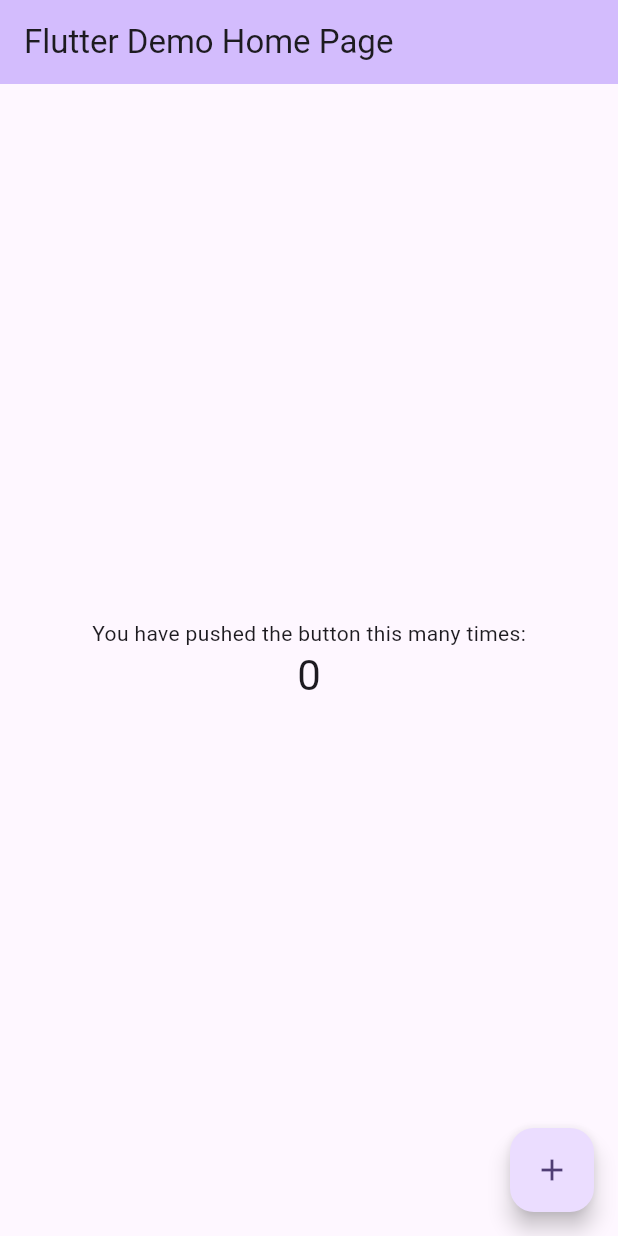
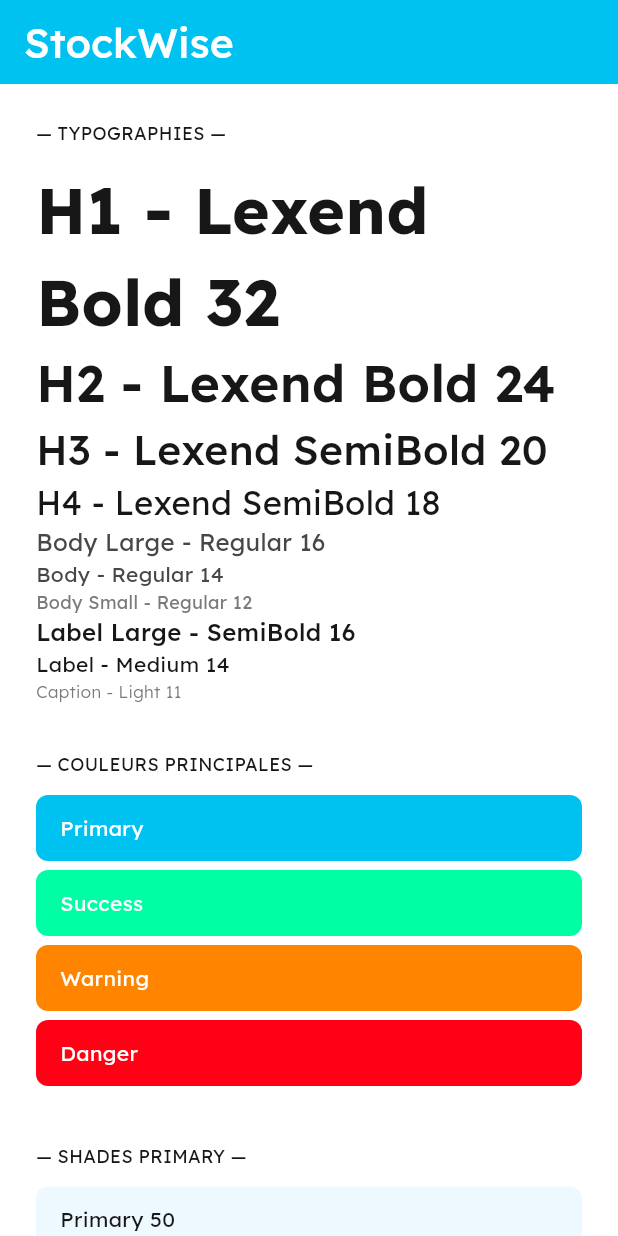
Before and after one commit to Fanilo-rgb/stock-wise, a Flutter app: the screen it shows after launch, on a phone screen of 412 x 824 dp. Run offline on Flutter 3.47's test engine with Material 3 defaults, Android fonts, the phone set to English and light mode, and no system bars.

Commit message:
Add Lexend font family and theme customization
- Added multiple font files for the Lexend font family including Thin, ExtraLight, Light, Regular, Medium, SemiBold, Bold, and ExtraBold.
- Created AppColors class to define color palette for the application.
- Implemented AppTextStyles class for consistent text styling across the app.
- Developed AppTheme class to manage light theme settings.
- Updated main.dart to utilize the new theme and styles.
- Configured pubspec.yaml to include font assets and dependencies for Hive and Iconsax.

```diff
--- /dev/null
+++ b/stock_wise_application/lib/core/theme/app_colors.dart
@@ -0,0 +1,97 @@
+import 'package:flutter/material.dart';
+
+class AppColors {
+  // ━━━━━━━━━━━━━━━━━━━━━━━━━━━━━━━━━━━━━━━━━━━
+  // PRIMARY
+  // ━━━━━━━━━━━━━━━━━━━━━━━━━━━━━━━━━━━━━━━━━━━
+  static const Color primary50 = Color(0xFFEDF8FF);
+  static const Color primary100 = Color(0xFFE0F4FF);
+  static const Color primary200 = Color(0xFFB7E7FF);
+  static const Color primary300 = Color(0xFF8DDCFF);
+  static const Color primary400 = Color(0xFF3BD0FF);
+  static const Color primary500 = Color(0xFF00C2F1); // ← couleur principale
+  static const Color primary600 = Color(0xFF0097BD);
+  static const Color primary700 = Color(0xFF00718E);
+  static const Color primary800 = Color(0xFF004B5F);
+  static const Color primary900 = Color(0xFF002A36);
+  static const Color primary950 = Color(0xFF001821);
+
+  static const Color primary = primary500;
+
+  // ━━━━━━━━━━━━━━━━━━━━━━━━━━━━━━━━━━━━━━━━━━━
+  // SUCCESS
+  // ━━━━━━━━━━━━━━━━━━━━━━━━━━━━━━━━━━━━━━━━━━━
+  static const Color success50 = Color(0xFFF4FFF8);
+  static const Color success100 = Color(0xFFE7FFF1);
+  static const Color success200 = Color(0xFFCDFFE2);
+  static const Color success300 = Color(0xFF9DFFCA);
+  static const Color success400 = Color(0xFF71FFB8);
+  static const Color success500 = Color(0xFF00FFA5); // ← couleur principale
+  static const Color success600 = Color(0xFF00C77F);
+  static const Color success700 = Color(0xFF00915C);
+  static const Color success800 = Color(0xFF00623C);
+  static const Color success900 = Color(0xFF00341E);
+  static const Color success950 = Color(0xFF001F10);
+
+  static const Color success = success500;
+
+  // ━━━━━━━━━━━━━━━━━━━━━━━━━━━━━━━━━━━━━━━━━━━
+  // WARNING
+  // ━━━━━━━━━━━━━━━━━━━━━━━━━━━━━━━━━━━━━━━━━━━
+  static const Color warning50 = Color(0xFFFFF4F1);
+  static const Color warning100 = Color(0xFFFFE9E2);
+  static const Color warning200 = Color(0xFFFFD0BF);
+  static const Color warning300 = Color(0xFFFFB99C);
+  static const Color warning400 = Color(0xFFFF9E6A);
+  static const Color warning500 = Color(0xFFFF8400); // ← couleur principale
+  static const Color warning600 = Color(0xFFC96700);
+  static const Color warning700 = Color(0xFF984C00);
+  static const Color warning800 = Color(0xFF673100);
+  static const Color warning900 = Color(0xFF3C1A00);
+  static const Color warning950 = Color(0xFF270F00);
+
+  static const Color warning = warning500;
+
+  // ━━━━━━━━━━━━━━━━━━━━━━━━━━━━━━━━━━━━━━━━━━━
+  // DANGER
+  // ━━━━━━━━━━━━━━━━━━━━━━━━━━━━━━━━━━━━━━━━━━━
+  static const Color danger50 = Color(0xFFFFECED);
+  static const Color danger100 = Color(0xFFFFDDDE);
+  static const Color danger200 = Color(0xFFFFB7B7);
+  static const Color danger300 = Color(0xFFFF9192);
+  static const Color danger400 = Color(0xFFFF6568);
+  static const Color danger500 = Color(0xFFFF0015); // ← couleur principale
+  static const Color danger600 = Color(0xFFCE000F);
+  static const Color danger700 = Color(0xFF9C0008);
+  static const Color danger800 = Color(0xFF6D0004);
+  static const Color danger900 = Color(0xFF450001);
+  static const Color danger950 = Color(0xFF2D0001);
+
+  static const Color danger = danger500;
+
+  // ━━━━━━━━━━━━━━━━━━━━━━━━━━━━━━━━━━━━━━━━━━━
+  // GREY
+  // ━━━━━━━━━━━━━━━━━━━━━━━━━━━━━━━━━━━━━━━━━━━
+  static const Color grey50 = Color(0xFFF2F2F2);
+  static const Color grey100 = Color(0xFFE3E3E3);
+  static const Color grey200 = Color(0xFFC9C9C9);
+  static const Color grey300 = Color(0xFFADADAD);
+  static const Color grey400 = Color(0xFF949494);
+  static const Color grey500 = Color(0xFF7A7A7A);
+  static const Color grey600 = Color(0xFF616161);
+  static const Color grey700 = Color(0xFF474747);
+  static const Color grey800 = Color(0xFF303030);
+  static const Color grey900 = Color(0xFF171717);
+  static const Color grey950 = Color(0xFF0D0D0D);
+
+  // ━━━━━━━━━━━━━━━━━━━━━━━━━━━━━━━━━━━━━━━━━━━
+  // RACCOURCIS SÉMANTIQUES
+  // ━━━━━━━━━━━━━━━━━━━━━━━━━━━━━━━━━━━━━━━━━━━
+  static const Color white = Color(0xFFFFFFFF);
+  static const Color black = Color(0xFF000000);
+  static const Color background = white;
+  static const Color textDark = grey900;
+  static const Color textBody = grey700;
+  static const Color textMuted = grey500;
+  static const Color border = grey200;
+}
--- /dev/null
+++ b/stock_wise_application/lib/core/theme/app_text_styles.dart
@@ -0,0 +1,100 @@
+import 'package:flutter/material.dart';
+import 'package:stock_wise_application/core/theme/app_colors.dart';
+
+class AppTextStyles {
+  // ━━━━━━━━━━━━━━━━━━━━━━━━━━━━━━━━━━━━━━━━━━━
+  // HEADINGS
+  // ━━━━━━━━━━━━━━━━━━━━━━━━━━━━━━━━━━━━━━━━━━━
+  static const TextStyle h1 = TextStyle(
+    fontFamily: 'Lexend',
+    fontSize: 42.8,
+    fontWeight: FontWeight.w700,
+    color: AppColors.textDark,
+  );
+
+  static const TextStyle h2 = TextStyle(
+    fontFamily: 'Lexend',
+    fontSize: 34.2,
+    fontWeight: FontWeight.w600,
+    color: AppColors.textDark,
+  );
+
+  static const TextStyle h3 = TextStyle(
+    fontFamily: 'Lexend',
+    fontSize: 27.3,
+    fontWeight: FontWeight.w500,
+    color: AppColors.textDark,
+  );
+
+  static const TextStyle h4 = TextStyle(
+    fontFamily: 'Lexend',
+    fontSize: 21.9,
+    fontWeight: FontWeight.w400,
+    color: AppColors.textDark,
+  );
+
+  static const TextStyle h5 = TextStyle(
+    fontFamily: 'Lexend',
+    fontSize: 17.5,
+    fontWeight: FontWeight.w400,
+    color: AppColors.textDark,
+  );
+
+  // ━━━━━━━━━━━━━━━━━━━━━━━━━━━━━━━━━━━━━━━━━━━
+  // BODY
+  // ━━━━━━━━━━━━━━━━━━━━━━━━━━━━━━━━━━━━━━━━━━━
+  static const TextStyle bodyLarge = TextStyle(
+    fontFamily: 'Lexend',
+    fontSize: 16,
+    fontWeight: FontWeight.w400,
+    color: AppColors.textBody,
+  );
+
+  static const TextStyle body = TextStyle(
+    fontFamily: 'Lexend',
+    fontSize: 14,
+    fontWeight: FontWeight.w400,
+    color: AppColors.textBody,
+  );
+
+  static const TextStyle bodySmall = TextStyle(
+    fontFamily: 'Lexend',
+    fontSize: 12,
+    fontWeight: FontWeight.w400,
+    color: AppColors.textMuted,
+  );
+
+  // ━━━━━━━━━━━━━━━━━━━━━━━━━━━━━━━━━━━━━━━━━━━
+  // LABEL / BOUTONS
+  // ━━━━━━━━━━━━━━━━━━━━━━━━━━━━━━━━━━━━━━━━━━━
+  static const TextStyle labelLarge = TextStyle(
+    fontFamily: 'Lexend',
+    fontSize: 16,
+    fontWeight: FontWeight.w500,
+    color: AppColors.textDark,
+  );
+
+  static const TextStyle label = TextStyle(
+    fontFamily: 'Lexend',
+    fontSize: 14,
+    fontWeight: FontWeight.w400,
+    color: AppColors.textDark,
+  );
+
+  static const TextStyle labelSmall = TextStyle(
+    fontFamily: 'Lexend',
+    fontSize: 12,
+    fontWeight: FontWeight.w400,
+    color: AppColors.textDark,
+  );
+
+  // ━━━━━━━━━━━━━━━━━━━━━━━━━━━━━━━━━━━━━━━━━━━
+  // CAPTION / HINT
+  // ━━━━━━━━━━━━━━━━━━━━━━━━━━━━━━━━━━━━━━━━━━━
+  static const TextStyle caption = TextStyle(
+    fontFamily: 'Lexend',
+    fontSize: 11.2,
+    fontWeight: FontWeight.w300,
+    color: AppColors.textMuted,
+  );
+}
--- /dev/null
+++ b/stock_wise_application/lib/core/theme/app_theme.dart
@@ -0,0 +1,26 @@
+import 'package:flutter/material.dart';
+import 'app_colors.dart';
+import 'app_text_styles.dart';
+
+class AppTheme {
+  static ThemeData get light => ThemeData(
+    primaryColor: AppColors.primary,
+    scaffoldBackgroundColor: AppColors.background,
+    colorScheme: const ColorScheme.light(
+      primary: AppColors.primary,
+      error: AppColors.danger,
+      surface: AppColors.white,
+    ),
+    textTheme: const TextTheme(
+      displayLarge: AppTextStyles.h1,
+      displayMedium: AppTextStyles.h2,
+      displaySmall: AppTextStyles.h3,
+      bodyLarge: AppTextStyles.bodyLarge,
+      bodyMedium: AppTextStyles.body,
+      bodySmall: AppTextStyles.bodySmall,
+      labelLarge: AppTextStyles.labelLarge,
+      labelMedium: AppTextStyles.label,
+      labelSmall: AppTextStyles.labelSmall,
+    ),
+  );
+}
--- a/stock_wise_application/lib/main.dart
+++ b/stock_wise_application/lib/main.dart
@@ -1,4 +1,7 @@
 import 'package:flutter/material.dart';
+import 'core/theme/app_theme.dart';
+import 'core/theme/app_colors.dart';
+import 'core/theme/app_text_styles.dart';
 
 void main() {
   runApp(const MyApp());
@@ -7,116 +10,136 @@ void main() {
 class MyApp extends StatelessWidget {
   const MyApp({super.key});
 
-  // This widget is the root of your application.
   @override
   Widget build(BuildContext context) {
     return MaterialApp(
-      title: 'Flutter Demo',
-      theme: ThemeData(
-        // This is the theme of your application.
-        //
-        // TRY THIS: Try running your application with "flutter run". You'll see
-        // the application has a purple toolbar. Then, without quitting the app,
-        // try changing the seedColor in the colorScheme below to Colors.green
-        // and then invoke "hot reload" (save your changes or press the "hot
-        // reload" button in a Flutter-supported IDE, or press "r" if you used
-        // the command line to start the app).
-        //
-        // Notice that the counter didn't reset back to zero; the application
-        // state is not lost during the reload. To reset the state, use hot
-        // restart instead.
-        //
-        // This works for code too, not just values: Most code changes can be
-        // tested with just a hot reload.
-        colorScheme: .fromSeed(seedColor: Colors.deepPurple),
-      ),
-      home: const MyHomePage(title: 'Flutter Demo Home Page'),
+      title: 'StockWise',
+      debugShowCheckedModeBanner: false,
+      theme: AppTheme.light,
+      home: const ThemeTestScreen(),
     );
   }
 }
 
-class MyHomePage extends StatefulWidget {
-  const MyHomePage({super.key, required this.title});
-
-  // This widget is the home page of your application. It is stateful, meaning
-  // that it has a State object (defined below) that contains fields that affect
-  // how it looks.
-
-  // This class is the configuration for the state. It holds the values (in this
-  // case the title) provided by the parent (in this case the App widget) and
-  // used by the build method of the State. Fields in a Widget subclass are
-  // always marked "final".
-
-  final String title;
-
-  @override
-  State<MyHomePage> createState() => _MyHomePageState();
-}
-
-class _MyHomePageState extends State<MyHomePage> {
-  int _counter = 0;
-
-  void _incrementCounter() {
-    setState(() {
-      // This call to setState tells the Flutter framework that something has
-      // changed in this State, which causes it to rerun the build method below
-      // so that the display can reflect the updated values. If we changed
-      // _counter without calling setState(), then the build method would not be
-      // called again, and so nothing would appear to happen.
-      _counter++;
-    });
-  }
+class ThemeTestScreen extends StatelessWidget {
+  const ThemeTestScreen({super.key});
 
   @override
   Widget build(BuildContext context) {
-    // This method is rerun every time setState is called, for instance as done
-    // by the _incrementCounter method above.
-    //
-    // The Flutter framework has been optimized to make rerunning build methods
-    // fast, so that you can just rebuild anything that needs updating rather
-    // than having to individually change instances of widgets.
     return Scaffold(
+      backgroundColor: AppColors.background,
       appBar: AppBar(
-        // TRY THIS: Try changing the color here to a specific color (to
-        // Colors.amber, perhaps?) and trigger a hot reload to see the AppBar
-        // change color while the other colors stay the same.
-        backgroundColor: Theme.of(context).colorScheme.inversePrimary,
-        // Here we take the value from the MyHomePage object that was created by
-        // the App.build method, and use it to set our appbar title.
-        title: Text(widget.title),
+        backgroundColor: AppColors.primary,
+        title: Text(
+          'StockWise',
+          style: AppTextStyles.h3.copyWith(color: AppColors.white),
+        ),
       ),
-      body: Center(
-        // Center is a layout widget. It takes a single child and positions it
-        // in the middle of the parent.
+      body: SingleChildScrollView(
+        padding: const EdgeInsets.all(24),
         child: Column(
-          // Column is also a layout widget. It takes a list of children and
-          // arranges them vertically. By default, it sizes itself to fit its
-          // children horizontally, and tries to be as tall as its parent.
-          //
-          // Column has various properties to control how it sizes itself and
-          // how it positions its children. Here we use mainAxisAlignment to
-          // center the children vertically; the main axis here is the vertical
-          // axis because Columns are vertical (the cross axis would be
-          // horizontal).
-          //
-          // TRY THIS: Invoke "debug painting" (choose the "Toggle Debug Paint"
-          // action in the IDE, or press "p" in the console), to see the
-          // wireframe for each widget.
-          mainAxisAlignment: .center,
+          crossAxisAlignment: CrossAxisAlignment.start,
           children: [
-            const Text('You have pushed the button this many times:'),
-            Text(
-              '$_counter',
-              style: Theme.of(context).textTheme.headlineMedium,
+            // ━━━ FONTS ━━━━━━━━━━━━━━━━━━━━━━━━━━━━━━━━
+            const Text('— TYPOGRAPHIES —', style: AppTextStyles.labelSmall),
+            const SizedBox(height: 12),
+            const Text('H1 - Lexend Bold 32', style: AppTextStyles.h1),
+            const Text('H2 - Lexend Bold 24', style: AppTextStyles.h2),
+            const Text('H3 - Lexend SemiBold 20', style: AppTextStyles.h3),
+            const Text('H4 - Lexend SemiBold 18', style: AppTextStyles.h4),
+            const Text(
+              'Body Large - Regular 16',
+              style: AppTextStyles.bodyLarge,
             ),
+            const Text('Body - Regular 14', style: AppTextStyles.body),
+            const Text(
+              'Body Small - Regular 12',
+              style: AppTextStyles.bodySmall,
+            ),
+            const Text(
+              'Label Large - SemiBold 16',
+              style: AppTextStyles.labelLarge,
+            ),
+            const Text('Label - Medium 14', style: AppTextStyles.label),
+            const Text('Caption - Light 11', style: AppTextStyles.caption),
+
+            const SizedBox(height: 32),
+
+            // ━━━ COULEURS PRINCIPALES ━━━━━━━━━━━━━━━━━
+            const Text(
+              '— COULEURS PRINCIPALES —',
+              style: AppTextStyles.labelSmall,
+            ),
+            const SizedBox(height: 12),
+            _ColorRow('Primary', AppColors.primary),
+            _ColorRow('Success', AppColors.success),
+            _ColorRow('Warning', AppColors.warning),
+            _ColorRow('Danger', AppColors.danger),
+
+            const SizedBox(height: 32),
+
+            // ━━━ SHADES PRIMARY ━━━━━━━━━━━━━━━━━━━━━━━
+            const Text('— SHADES PRIMARY —', style: AppTextStyles.labelSmall),
+            const SizedBox(height: 12),
+            _ColorRow('Primary 50', AppColors.primary50, textDark: true),
+            _ColorRow('Primary 100', AppColors.primary100, textDark: true),
+            _ColorRow('Primary 200', AppColors.primary200, textDark: true),
+            _ColorRow('Primary 300', AppColors.primary300, textDark: true),
+            _ColorRow('Primary 400', AppColors.primary400, textDark: true),
+            _ColorRow('Primary 500', AppColors.primary500),
+            _ColorRow('Primary 600', AppColors.primary600),
+            _ColorRow('Primary 700', AppColors.primary700),
+            _ColorRow('Primary 800', AppColors.primary800),
+            _ColorRow('Primary 900', AppColors.primary900),
+            _ColorRow('Primary 950', AppColors.primary950),
+
+            const SizedBox(height: 32),
+
+            // ━━━ GREYS ━━━━━━━━━━━━━━━━━━━━━━━━━━━━━━━━
+            const Text('— GREYS —', style: AppTextStyles.labelSmall),
+            const SizedBox(height: 12),
+            _ColorRow('Grey 50', AppColors.grey50, textDark: true),
+            _ColorRow('Grey 100', AppColors.grey100, textDark: true),
+            _ColorRow('Grey 200', AppColors.grey200, textDark: true),
+            _ColorRow('Grey 300', AppColors.grey300, textDark: true),
+            _ColorRow('Grey 400', AppColors.grey400, textDark: true),
+            _ColorRow('Grey 500', AppColors.grey500),
+            _ColorRow('Grey 600', AppColors.grey600),
+            _ColorRow('Grey 700', AppColors.grey700),
+            _ColorRow('Grey 800', AppColors.grey800),
+            _ColorRow('Grey 900', AppColors.grey900),
+            _ColorRow('Grey 950', AppColors.grey950),
           ],
         ),
-      ),
-      floatingActionButton: FloatingActionButton(
-        onPressed: _incrementCounter,
-        tooltip: 'Increment',
-        child: const Icon(Icons.add),
       ),
     );
   }
 }
+
+class _ColorRow extends StatelessWidget {
+  final String label;
+  final Color color;
+  final bool textDark;
+
+  const _ColorRow(this.label, this.color, {this.textDark = false});
+
+  @override
+  Widget build(BuildContext context) {
+    return Container(
+      margin: const EdgeInsets.only(bottom: 6),
+      height: 44,
+      decoration: BoxDecoration(
+        color: color,
+        borderRadius: BorderRadius.circular(8),
+      ),
+      padding: const EdgeInsets.symmetric(horizontal: 16),
+      alignment: Alignment.centerLeft,
+      child: Text(
+        label,
+        style: AppTextStyles.label.copyWith(
+          color: textDark ? AppColors.textDark : AppColors.white,
+        ),
+      ),
+    );
+  }
+}
```
Also changed, not shown: stock_wise_application/pubspec.yaml (+25 -0 lines), stock_wise_application/assets/fonts/Lexend-Black.ttf (added), stock_wise_application/assets/fonts/Lexend-Bold.ttf (added), stock_wise_application/assets/fonts/Lexend-ExtraBold.ttf (added), stock_wise_application/assets/fonts/Lexend-ExtraLight.ttf (added), stock_wise_application/assets/fonts/Lexend-Light.ttf (added), stock_wise_application/assets/fonts/Lexend-Medium.ttf (added), stock_wise_application/assets/fonts/Lexend-Regular.ttf (added), stock_wise_application/assets/fonts/Lexend-SemiBold.ttf (added), stock_wise_application/assets/fonts/Lexend-Thin.ttf (added), stock_wise_application/pubspec.lock.
